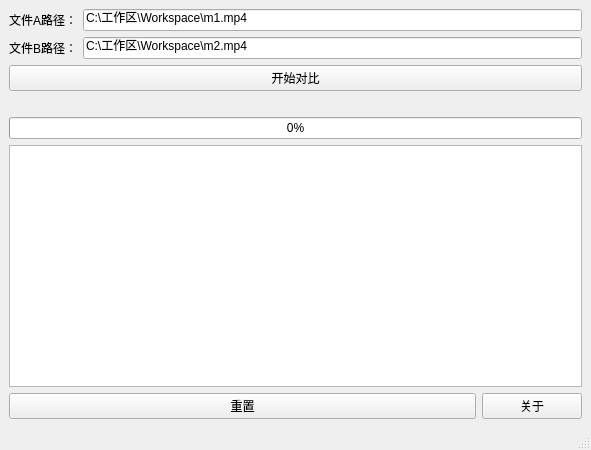
The window that mainwindow.ui (laisc7301/RuihuoFileComparison) describes before a commit, drawn with Qt 5.
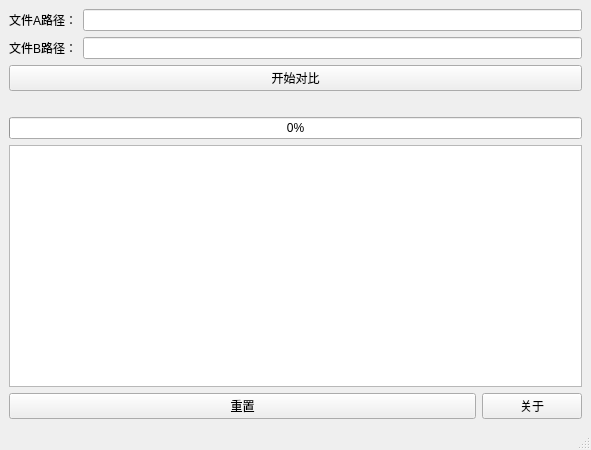
The same window after the commit. Custom widgets are drawn as their Qt base class.

```diff
--- a/mainwindow.ui
+++ b/mainwindow.ui
@@ -32,7 +32,7 @@
         <item>
          <widget class="DragLineEdit" name="pathALineEdit">
           <property name="text">
-           <string>C:\工作区\Workspace\m1.mp4</string>
+           <string/>
           </property>
          </widget>
         </item>
@@ -50,7 +50,7 @@
         <item>
          <widget class="DragLineEdit" name="pathBLineEdit">
           <property name="text">
-           <string>C:\工作区\Workspace\m2.mp4</string>
+           <string/>
           </property>
          </widget>
         </item>
```
